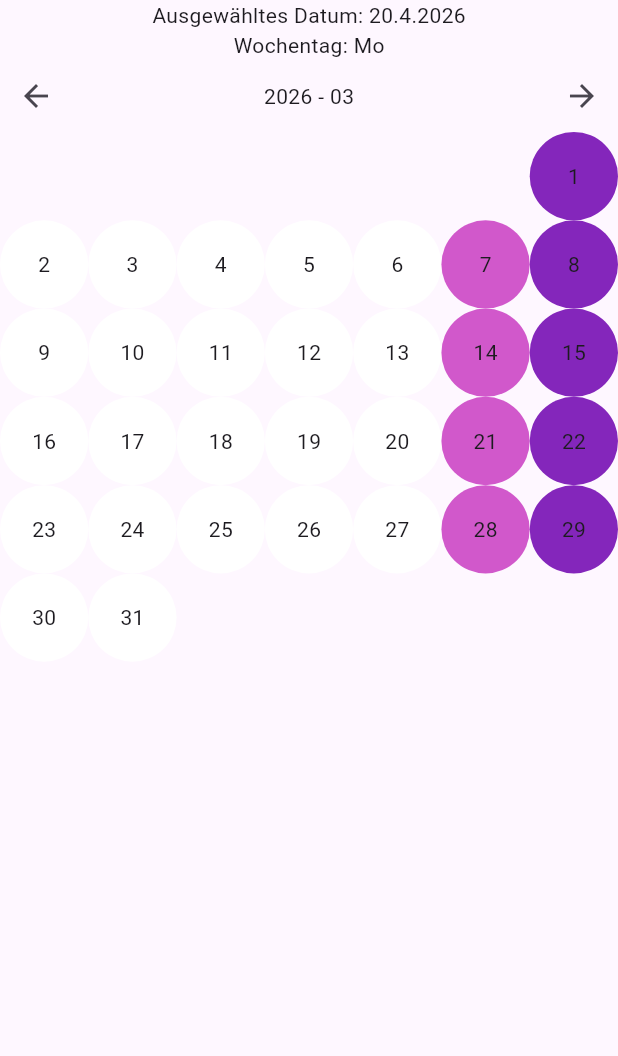
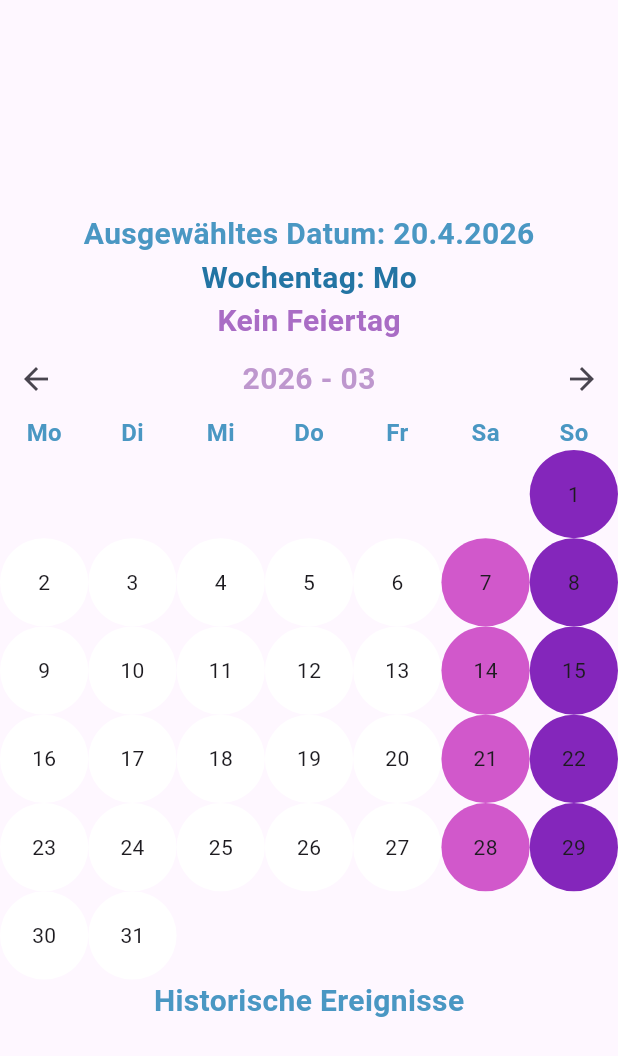
Before and after one commit to Walzapine/calendar_flutter, a Flutter app: the screen it shows after launch, after a tap on the "arrow back" icon, on a phone screen of 412 x 824 dp. Shown: the top 1056 px of the screen. Run offline on Flutter 3.47's test engine with Material 3 defaults, Android fonts, the phone set to English and light mode, and no system bars; network calls fail.

Commit message:
Flutter Kalender fertiggestellt

```diff
--- /dev/null
+++ b/lib/calendar_grid.dart
@@ -0,0 +1,67 @@
+
+import 'package:flutter/material.dart';
+
+
+class CalendarGrid extends StatelessWidget {
+  final DateTime displayedMonth;
+  final Function(DateTime) onDaySelected;
+
+  const CalendarGrid({
+    super.key,
+    required this.displayedMonth,
+    required this.onDaySelected,
+  });
+
+  @override
+  Widget build(BuildContext context) {
+    int firstWeekday = DateTime(displayedMonth.year, displayedMonth.month, 1).weekday - 1;
+    int daysInMonth = DateTime(displayedMonth.year, displayedMonth.month + 1, 0).day;
+
+    List<Widget> cells = [];
+    for (int i = 0; i < 42; i++) {
+      int dayNumber = i - firstWeekday + 1;
+
+      if (i < firstWeekday || dayNumber > daysInMonth) {
+        cells.add(Container());
+      } else {
+        DateTime cellDate = DateTime(displayedMonth.year, displayedMonth.month, dayNumber);
+        bool isToday = cellDate.day == DateTime.now().day &&
+                       cellDate.month == DateTime.now().month &&
+                       cellDate.year == DateTime.now().year;
+        bool isSaturday = cellDate.weekday == 6;
+        bool isSunday = cellDate.weekday == 7;
+
+        Color backgroundColor;
+        if (isToday) {
+          backgroundColor = const Color.fromARGB(255, 160, 127, 154);
+        } else if (isSaturday) {
+          backgroundColor = const Color.fromARGB(255, 209, 88, 203);
+        } else if (isSunday) {
+          backgroundColor = const Color.fromARGB(255, 132, 38, 187);
+        } else {
+          backgroundColor = Colors.white;
+        }
+
+        cells.add(
+          GestureDetector(
+            onTap: () => onDaySelected(cellDate),
+            child: Container(
+              decoration: BoxDecoration(
+                color: backgroundColor,
+                borderRadius: BorderRadius.circular(100),
+              ),
+              child: Center(child: Text(dayNumber.toString())),
+            ),
+          ),
+        );
+      }
+    }
+
+    return GridView.count(
+      crossAxisCount: 7,
+      shrinkWrap: true,
+      physics: NeverScrollableScrollPhysics(),
+      children: cells,
+    );
+  }
+}
--- /dev/null
+++ b/lib/calendar_header.dart
@@ -0,0 +1,66 @@
+import 'package:flutter/material.dart';
+
+class CalendarHeader extends StatelessWidget {
+  final DateTime displayedMonth;
+  final VoidCallback onPrevMonth;
+  final VoidCallback onNextMonth;
+
+  const CalendarHeader({
+    super.key,
+    required this.displayedMonth,
+    required this.onPrevMonth,
+    required this.onNextMonth,
+  });
+
+
+  @override
+  Widget build(BuildContext context) {
+    return Row(
+      mainAxisAlignment: MainAxisAlignment.spaceBetween,
+      children: [
+        IconButton(
+          icon: const Icon(Icons.arrow_back),
+          onPressed: onPrevMonth,  // ← kein setState mehr!
+        ),
+        Text(
+          "${displayedMonth.year} - ${displayedMonth.month.toString().padLeft(2, '0')}",
+          style: TextStyle(
+            fontSize: 20,
+            fontWeight: FontWeight.bold,
+            color: const Color.fromARGB(255, 190, 151, 206),
+          ),
+        ),
+        IconButton(
+          icon: const Icon(Icons.arrow_forward),
+          onPressed: onNextMonth,  // ← kein setState mehr!
+        ),
+      ],
+    );
+  }
+}
+
+  class WeekdayHeader extends StatelessWidget {
+  const WeekdayHeader({super.key});
+
+  final List<String> weekdays = const ["Mo", "Di", "Mi", "Do", "Fr", "Sa", "So"];
+
+  @override
+  Widget build(BuildContext context) {
+    return Row(
+      children: weekdays.map((day) {
+        return Expanded(
+          child: Center(
+            child: Text(
+              day,
+              style: TextStyle(
+                fontSize: 16,
+                fontWeight: FontWeight.bold,
+                color: const Color.fromARGB(255, 74, 151, 195),
+              ),
+            ),
+          ),
+        );
+      }).toList(),
+    );
+  }
+}
--- /dev/null
+++ b/lib/calendar_screen.dart
@@ -0,0 +1,107 @@
+import 'package:flutter/material.dart';
+import 'package:http/http.dart' as http;
+import 'dart:convert';
+import 'calendar_header.dart';
+import 'calendar_grid.dart';
+import 'historical_events.dart';
+
+class CalendarApp extends StatefulWidget {
+  const CalendarApp({super.key});
+
+  @override
+  State<CalendarApp> createState() => _CalendarAppState();
+}
+
+class _CalendarAppState extends State<CalendarApp> {
+  DateTime _displayedMonth = DateTime.now();
+  DateTime _selectedDay = DateTime.now();
+  List<dynamic> _holidays = [];
+  List<dynamic> _historicalEvents = [];
+
+  @override
+  void initState() {
+    super.initState();
+    _loadHolidays();
+    _loadHistoricalEvents();
+  }
+
+  Future<void> _loadHolidays() async {
+    final year = _displayedMonth.year;
+    final url = Uri.parse(
+      'https://openholidaysapi.org/PublicHolidays'
+      '?countryIsoCode=DE'
+      '&languageIsoCode=DE'
+      '&validFrom=$year-01-01'
+      '&validTo=$year-12-31'
+    );
+    final response = await http.get(url);
+    if (response.statusCode == 200) {
+      final List<dynamic> data = jsonDecode(response.body);
+      setState(() {
+        _holidays = data;
+      });
+    }
+  }
+
+  Future<void> _loadHistoricalEvents() async {
+    final month = _selectedDay.month;
+    final day = _selectedDay.day;
+    final url = Uri.parse(
+      'https://en.wikipedia.org/api/rest_v1/feed/onthisday/events/$month/$day'
+    );
+    final response = await http.get(url);
+    if (response.statusCode == 200) {
+      final data = jsonDecode(response.body);
+      setState(() {
+        _historicalEvents = data['events'];
+      });
+    }
+  }
+
+  @override
+  Widget build(BuildContext context) {
+    return Scaffold(
+      body: SafeArea(
+        child: Center(
+          child: ConstrainedBox(
+            constraints: const BoxConstraints(maxWidth: 600),
+            child: SingleChildScrollView(
+              child: Column(
+                children: [
+                  DayInfo(
+                    selectedDay: _selectedDay,
+                    holidays: _holidays,
+                  ),
+                  CalendarHeader(
+                    displayedMonth: _displayedMonth,
+                    onPrevMonth: () {
+                      final prevMonth = DateTime(_displayedMonth.year, _displayedMonth.month - 1);
+                      final oldYear = _displayedMonth.year;
+                      setState(() { _displayedMonth = prevMonth; });
+                      if (prevMonth.year != oldYear) _loadHolidays();
+                    },
+                    onNextMonth: () {
+                      final nextMonth = DateTime(_displayedMonth.year, _displayedMonth.month + 1);
+                      final oldYear = _displayedMonth.year;
+                      setState(() { _displayedMonth = nextMonth; });
+                      if (nextMonth.year != oldYear) _loadHolidays();
+                    },
+                  ),
+                  WeekdayHeader(),
+                  CalendarGrid(
+                    displayedMonth: _displayedMonth,
+                    onDaySelected: (date) {
+                      setState(() { _selectedDay = date; });
+                      _loadHistoricalEvents();
+                    },
+                  ),
+                  HistoricalEvents(events: _historicalEvents),
+                ],
+              ),
+            ),
+          ),
+        ),
+      ),
+    );
+  }
+}
--- /dev/null
+++ b/lib/historical_events.dart
@@ -0,0 +1,67 @@
+import 'package:flutter/material.dart';
+
+class DayInfo extends StatelessWidget {
+  final DateTime selectedDay;
+  final List<dynamic> holidays;
+
+  const DayInfo({
+    super.key,
+    required this.selectedDay,
+    required this.holidays,
+  });
+
+  final List<String> weekdays = const ["Mo", "Di", "Mi", "Do", "Fr", "Sa", "So"];
+
+  @override
+  Widget build(BuildContext context) {
+    String holidayName = '';
+    for (var holiday in holidays) {
+      final date = DateTime.parse(holiday['startDate']);
+      if (date.day == selectedDay.day &&
+          date.month == selectedDay.month &&
+          date.year == selectedDay.year) {
+        holidayName = holiday['name'][0]['text'];
+        break;
+      }
+    }
+    String weekdayName = weekdays[selectedDay.weekday - 1];
+    return Column(
+      children: [
+        Text("Ausgewähltes Datum: ${selectedDay.day}.${selectedDay.month}.${selectedDay.year}",
+          style: TextStyle(fontSize: 20, fontWeight: FontWeight.bold,
+            color: const Color.fromARGB(255, 74, 151, 195))),
+        Text("Wochentag: $weekdayName",
+          style: TextStyle(fontSize: 20, fontWeight: FontWeight.bold,
+            color: const Color.fromARGB(255, 35, 116, 163))),
+        Text(holidayName.isEmpty ? 'Kein Feiertag' : '🎉 $holidayName',
+          style: TextStyle(fontSize: 20, fontWeight: FontWeight.bold,
+            color: const Color.fromARGB(255, 169, 108, 197))),
+      ],
+    );
+  }
+}
+
+class HistoricalEvents extends StatelessWidget {
+  final List<dynamic> events;
+
+  const HistoricalEvents({
+    super.key,
+    required this.events,
+  });
+
+  @override
+  Widget build(BuildContext context) {
+    return Column(
+      children: [
+        Text("Historische Ereignisse",
+          style: TextStyle(fontSize: 20, fontWeight: FontWeight.bold,
+            color: const Color.fromARGB(255, 74, 151, 195))),
+        ...events.take(5).map((event) {
+          return Text("${event['year']}: ${event['text']}",
+            style: TextStyle(fontSize: 16,
+              color: const Color.fromARGB(255, 168, 108, 192)));
+        }).toList(),
+      ],
+    );
+  }
+}
--- a/lib/main.dart
+++ b/lib/main.dart
@@ -1,6 +1,5 @@
 import 'package:flutter/material.dart';
-import 'package:http/http.dart' as http;
-import 'dart:convert';
+import 'calendar_screen.dart';
 
 void main() {
   runApp(const MyApp());
@@ -16,162 +15,3 @@ class MyApp extends StatelessWidget {
     );
   }
 }
-
-class CalendarApp extends StatefulWidget {
-  const CalendarApp({super.key});
-
-  @override
-  State<CalendarApp> createState() => _CalendarAppState();
-}
-
-class _CalendarAppState extends State<CalendarApp> {
-  DateTime _displayedMonth = DateTime.now();
-  DateTime _selectedDay = DateTime.now();
-  List<dynamic> _holidays = []; // kommt später
-
-    @override
-    void initState() {
-      super.initState();
-      _loadHolidays();//
-    }
-
-Future<void> _loadHolidays() async {
-  final year = _displayedMonth.year;
-  final url = Uri.parse(
-    'https://openholidaysapi.org/PublicHolidays'
-    '?countryIsoCode=DE'
-    '&languageIsoCode=DE'
-    '&validFrom=$year-01-01'
-    '&validTo=$year-12-31'
-  );
-
-  final response = await http.get(url);  // ← das hatte gefehlt!
-
-  if (response.statusCode == 200) {
-    final List<dynamic> data = jsonDecode(response.body);
-    setState(() {
-      _holidays = data;
-    });
-  }
-}
-
-  final List<String> weekdays = ["Mo", "Di", "Mi", "Do", "Fr", "Sa", "So"];
-
-  Widget _buildDayInfo() {
-
-    String weekdayName = weekdays[_selectedDay.weekday - 1];
-    return Column(
-      children: [
-        Text("Ausgewähltes Datum: ${_selectedDay.day}.${_selectedDay.month}.${_selectedDay.year}"),
-        Text("Wochentag: $weekdayName"),
-      ],
-    );
-  }
-
-  Widget _buildCalendarHeader() {
-    return Row(
-      mainAxisAlignment: MainAxisAlignment.spaceBetween,
-      children: [
-        IconButton(
-          icon: const Icon(Icons.arrow_back),
-          onPressed: () {
-            setState(() {
-              _displayedMonth = DateTime(_displayedMonth.year, _displayedMonth.month - 1);
-            });
-          },
-        ),
-        Text("${_displayedMonth.year} - ${_displayedMonth.month.toString().padLeft(2, '0')}"),
-        IconButton(
-          icon: const Icon(Icons.arrow_forward),
-          onPressed: () {
-            setState(() {
-              _displayedMonth = DateTime(_displayedMonth.year, _displayedMonth.month + 1);
-            });
-          },
-        ),
-      ],
-    );
-  }
-
-
-  Widget _buildCalendar() {
-    int firstWeekday = DateTime(_displayedMonth.year, _displayedMonth.month, 1).weekday - 1;
-    int daysInMonth = DateTime(_displayedMonth.year, _displayedMonth.month + 1, 0).day;
-
-    List<Widget> cells = [];
-    for (int i = 0; i < 42; i++) {
-      int dayNumber = i - firstWeekday + 1;
-
-      if (i < firstWeekday || dayNumber > daysInMonth) {
-        cells.add(Container());
-      } else {
-        DateTime cellDate = DateTime(_displayedMonth.year, _displayedMonth.month, dayNumber);
-        bool isToday = cellDate.day == DateTime.now().day &&
-                       cellDate.month == DateTime.now().month &&
-                       cellDate.year == DateTime.now().year;
-        bool isSaturday = cellDate.weekday == 6;
-        bool isSunday = cellDate.weekday == 7;
-
-        Color backgroundColor;
-        if (isToday) {
-          backgroundColor = const Color.fromARGB(255, 160, 127, 154);
-        } else if (isSaturday) {
-          backgroundColor = const Color.fromARGB(255, 209, 88, 203);
-        } else if (isSunday) {
-          backgroundColor = const Color.fromARGB(255, 132, 38, 187);
-        } else {
-          backgroundColor = Colors.white;
-        }
-
-        cells.add(
-          GestureDetector(
-            onTap: () {
-              setState(() {
-                _selectedDay = cellDate;
-              });
-            },
-            child: Container(
-              decoration: BoxDecoration(
-                color: backgroundColor,
-                borderRadius: BorderRadius.circular(100),),
-                child: Center(
-                child: Text(dayNumber.toString())),
-            ),
-          ),
-        );
-      }
-    }
-
-    return GridView.count(
-      crossAxisCount: 7,
-      shrinkWrap: true,
-      physics: NeverScrollableScrollPhysics(),
-      children: cells,
-    );
-  }
-
-  Widget _buildInfoBox() {
-    return Container(); // kommt später
-  }
-
-  Widget _buildHistoricalEvents() {
-    return Container(); // kommt später
-  }
-
-  @override
-  Widget build(BuildContext context) {
-    return Scaffold(
-      body: SingleChildScrollView(
-        child: Column(
-          children: [
-            _buildDayInfo(),
-            _buildCalendarHeader(),
-            _buildCalendar(),
-            _buildInfoBox(),
-            _buildHistoricalEvents(),
-          ],
-        ),
-      ),
-    );
-  }
-}
```
